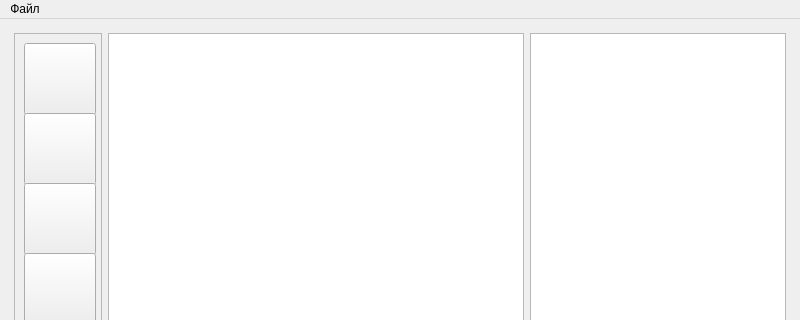
Above: QFootballStat/MainWindow.ui from Sova777/analyzeresults before the change; both pictures show x 0 to 800 and y 0 to 320 of the 800 by 509 pixel window. Below: the same form after it.
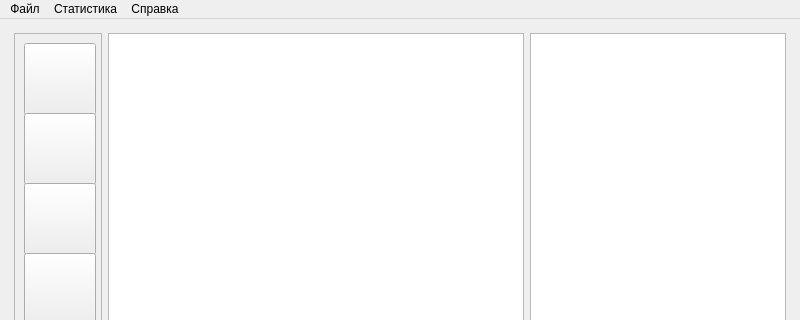
That is the form after the change. Icons and pictures are not drawn.

Patch:
```diff
--- a/QFootballStat/MainWindow.ui
+++ b/QFootballStat/MainWindow.ui
@@ -433,7 +433,7 @@
      <x>0</x>
      <y>0</y>
      <width>800</width>
-     <height>20</height>
+     <height>24</height>
     </rect>
    </property>
    <widget class="QMenu" name="menuFile">
@@ -443,14 +443,27 @@
     <addaction name="actionOpen"/>
     <addaction name="actionSave"/>
     <addaction name="separator"/>
+    <addaction name="separator"/>
+    <addaction name="actionExit"/>
+   </widget>
+   <widget class="QMenu" name="menu">
+    <property name="title">
+     <string>Статистика</string>
+    </property>
     <addaction name="actionCalculateTable"/>
     <addaction name="actionCalculateGoals"/>
     <addaction name="actionCalculateReferies"/>
     <addaction name="actionCalculateMatches"/>
-    <addaction name="separator"/>
-    <addaction name="actionExit"/>
+   </widget>
+   <widget class="QMenu" name="menu_2">
+    <property name="title">
+     <string>Справка</string>
+    </property>
+    <addaction name="actionAbout"/>
    </widget>
    <addaction name="menuFile"/>
+   <addaction name="menu"/>
+   <addaction name="menu_2"/>
   </widget>
   <widget class="QStatusBar" name="statusbar"/>
   <action name="actionExit">
```
Left out of the diff: 5 changed lines with no effect on the pictures.
